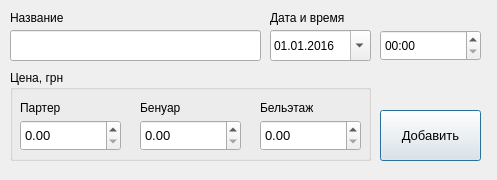
Qt form VTeatre/addscene.ui (sashaserg/Cursovaya) before a commit.
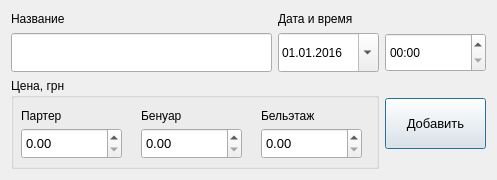
The same form after that commit.

What changed in the file:
```diff
--- a/VTeatre/addscene.ui
+++ b/VTeatre/addscene.ui
@@ -13,58 +13,86 @@
   <property name="windowTitle">
    <string>Dialog</string>
   </property>
-  <widget class="QPushButton" name="ButtonAdd">
-   <property name="geometry">
-    <rect>
-     <x>380</x>
-     <y>110</y>
-     <width>101</width>
-     <height>51</height>
-    </rect>
-   </property>
-   <property name="font">
-    <font>
-     <pointsize>10</pointsize>
-    </font>
-   </property>
-   <property name="text">
-    <string>Добавить</string>
-   </property>
-  </widget>
+  <layout class="QGridLayout" name="gridLayout">
+   <item row="0" column="0">
+    <layout class="QVBoxLayout" name="verticalLayout_3">
+     <item>
+      <layout class="QHBoxLayout" name="horizontalLayout_2">
+       <item>
+        <layout class="QVBoxLayout" name="verticalLayout">
+         <item>
   <widget class="QLabel" name="labeName">
-   <property name="geometry">
-    <rect>
-     <x>10</x>
-     <y>10</y>
+           <property name="sizePolicy">
+            <sizepolicy hsizetype="Preferred" vsizetype="Maximum">
+             <horstretch>0</horstretch>
+             <verstretch>0</verstretch>
+            </sizepolicy>
+           </property>
+           <property name="minimumSize">
+            <size>
      <width>61</width>
      <height>16</height>
-    </rect>
+            </size>
    </property>
    <property name="text">
     <string>Название</string>
    </property>
   </widget>
+         </item>
+         <item>
+          <widget class="QLineEdit" name="NameLineEdit">
+           <property name="sizePolicy">
+            <sizepolicy hsizetype="Expanding" vsizetype="Expanding">
+             <horstretch>0</horstretch>
+             <verstretch>0</verstretch>
+            </sizepolicy>
+           </property>
+           <property name="minimumSize">
+            <size>
+             <width>251</width>
+             <height>31</height>
+            </size>
+           </property>
+          </widget>
+         </item>
+        </layout>
+       </item>
+       <item>
+        <layout class="QVBoxLayout" name="verticalLayout_2">
+         <item>
   <widget class="QLabel" name="labelDateTime">
-   <property name="geometry">
-    <rect>
-     <x>270</x>
-     <y>10</y>
+           <property name="sizePolicy">
+            <sizepolicy hsizetype="Preferred" vsizetype="Maximum">
+             <horstretch>0</horstretch>
+             <verstretch>0</verstretch>
+            </sizepolicy>
+           </property>
+           <property name="minimumSize">
+            <size>
      <width>81</width>
      <height>16</height>
-    </rect>
+            </size>
    </property>
    <property name="text">
     <string>Дата и время</string>
    </property>
   </widget>
+         </item>
+         <item>
+          <layout class="QHBoxLayout" name="horizontalLayout">
+           <item>
   <widget class="QDateEdit" name="dateEdit">
-   <property name="geometry">
-    <rect>
-     <x>270</x>
-     <y>30</y>
+             <property name="sizePolicy">
+              <sizepolicy hsizetype="Minimum" vsizetype="Expanding">
+               <horstretch>0</horstretch>
+               <verstretch>0</verstretch>
+              </sizepolicy>
+             </property>
+             <property name="minimumSize">
+              <size>
      <width>101</width>
      <height>31</height>
-    </rect>
+              </size>
    </property>
    <property name="displayFormat">
     <string>dd.MM.yyyy</string>
@@ -80,14 +108,20 @@
     </date>
    </property>
   </widget>
+           </item>
+           <item>
   <widget class="QTimeEdit" name="timeEdit">
-   <property name="geometry">
-    <rect>
-     <x>380</x>
-     <y>30</y>
+             <property name="sizePolicy">
+              <sizepolicy hsizetype="Minimum" vsizetype="Expanding">
+               <horstretch>0</horstretch>
+               <verstretch>0</verstretch>
+              </sizepolicy>
+             </property>
+             <property name="minimumSize">
+              <size>
      <width>101</width>
      <height>31</height>
-    </rect>
+              </size>
    </property>
    <property name="currentSection">
     <enum>QDateTimeEdit::HourSection</enum>
@@ -99,14 +133,22 @@
     <bool>false</bool>
    </property>
   </widget>
+           </item>
+          </layout>
+         </item>
+        </layout>
+       </item>
+      </layout>
+     </item>
+     <item>
+      <layout class="QHBoxLayout" name="horizontalLayout_3">
+       <item>
   <widget class="QGroupBox" name="groupBoxPrice">
-   <property name="geometry">
-    <rect>
-     <x>10</x>
-     <y>70</y>
+         <property name="minimumSize">
+          <size>
      <width>361</width>
      <height>91</height>
-    </rect>
+          </size>
    </property>
    <property name="styleSheet">
     <string notr="true"/>
@@ -199,16 +241,36 @@
     </property>
    </widget>
   </widget>
-  <widget class="QLineEdit" name="NameLineEdit">
-   <property name="geometry">
-    <rect>
-     <x>10</x>
-     <y>30</y>
-     <width>251</width>
-     <height>31</height>
-    </rect>
-   </property>
-  </widget>
+       </item>
+       <item>
+        <widget class="QPushButton" name="ButtonAdd">
+         <property name="minimumSize">
+          <size>
+           <width>101</width>
+           <height>51</height>
+          </size>
+         </property>
+         <property name="maximumSize">
+          <size>
+           <width>101</width>
+           <height>51</height>
+          </size>
+         </property>
+         <property name="font">
+          <font>
+           <pointsize>10</pointsize>
+          </font>
+         </property>
+         <property name="text">
+          <string>Добавить</string>
+         </property>
+        </widget>
+       </item>
+      </layout>
+     </item>
+    </layout>
+   </item>
+  </layout>
  </widget>
  <resources/>
  <connections/>
```
Left out of the diff: 2 changed lines with no effect on the pictures. Lines whose indentation alone changed are shown as unchanged.
